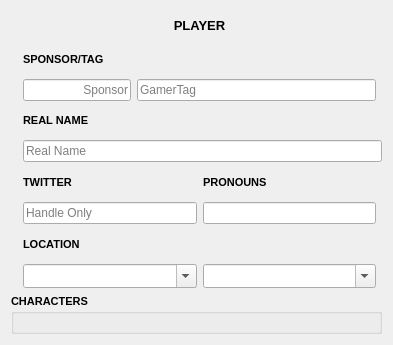
Before: the Qt Designer form src/layout/TSHScoreboardPlayer.ui in joaorb64/TournamentStreamHelper, drawn with Qt 5.
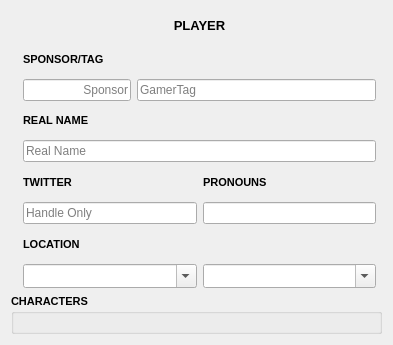
After: the same form once the commit is applied.

```diff
--- a/src/layout/TSHScoreboardPlayer.ui
+++ b/src/layout/TSHScoreboardPlayer.ui
@@ -168,7 +168,7 @@
      </property>
     </widget>
    </item>
-   <item row="5" column="2" colspan="2">
+   <item row="5" column="2" colspan="1">
     <widget class="QLineEdit" name="real_name">
      <property name="font">
       <font>
```
